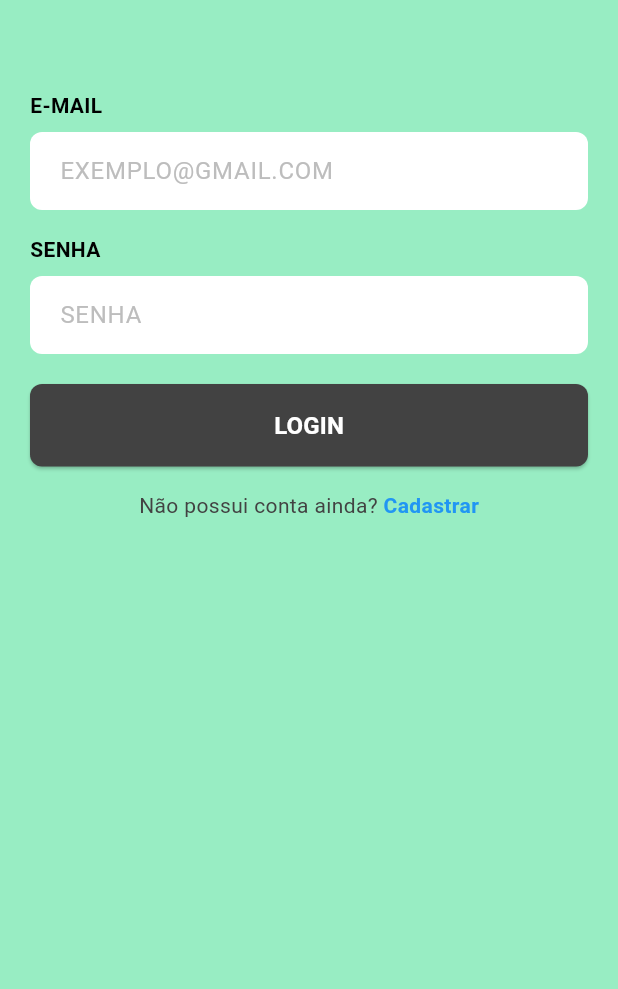
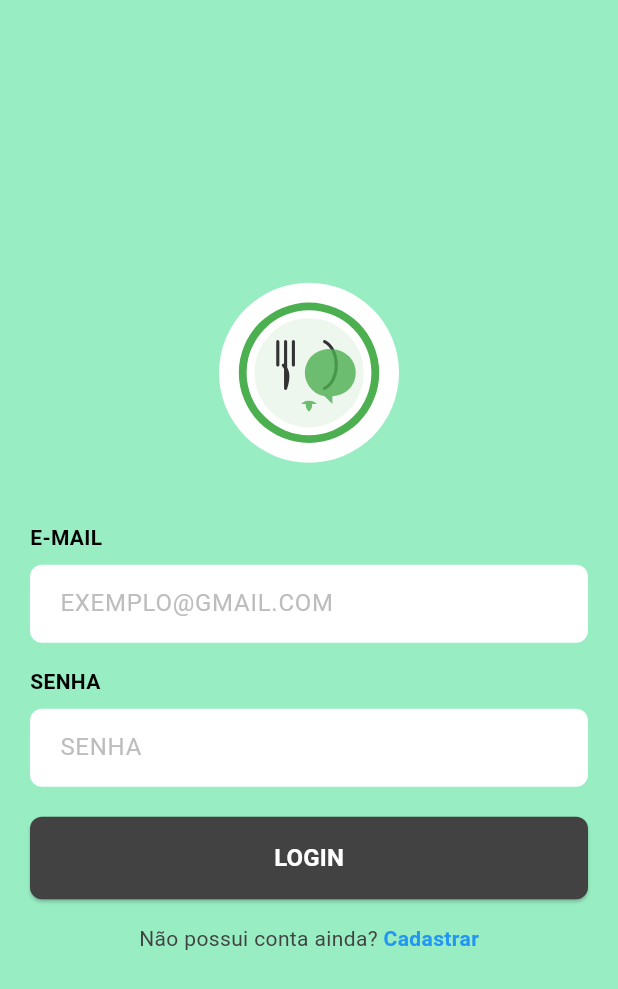
Before and after one commit to Turzzzin/app_nutricao_flutter, a Flutter app: the screen it shows after launch, on a phone screen of 412 x 824 dp. Shown: the top 989 px of the screen. Run offline on Flutter 3.47's test engine with Material 3 defaults, Android fonts, the phone set to English and light mode, and no system bars; our stand-ins replace flutter_svg.

Commit message:
feat: Added the app logo

```diff
--- a/lib/main.dart
+++ b/lib/main.dart
@@ -1,5 +1,6 @@
 import 'package:flutter/material.dart';
-import './utils/custom_text_field.dart'; // Import the custom text field
+import 'package:flutter_svg/flutter_svg.dart';
+import './utils/custom_text_field.dart';
 
 void main() {
   runApp(MaterialApp(
@@ -21,8 +22,24 @@
         child: Padding(
           padding: const EdgeInsets.all(20.0),
           child: Column(
+            mainAxisAlignment: MainAxisAlignment.center,
             crossAxisAlignment: CrossAxisAlignment.stretch,
             children: [
+              Container(
+                width: 120,
+                height: 120,
+                decoration: const BoxDecoration(
+                  shape: BoxShape.circle,
+                  color: Colors.white,
+                ),
+                child: Padding(
+                  padding: const EdgeInsets.all(8.0),
+                  child: SvgPicture.asset(
+                    'assets/images/logo.svg',
+                    fit: BoxFit.contain,
+                  ),
+                ),
+              ),
               const SizedBox(height: 40),
               const Text(
                 'E-MAIL',
--- a/pubspec.yaml
+++ b/pubspec.yaml
@@ -28,6 +28,7 @@ environment:
 # the latest version available on pub.dev. To see which dependencies have newer
 # versions available, run `flutter pub outdated`.
 dependencies:
+  flutter_svg: ^2.0.9
   flutter:
     sdk: flutter
 
@@ -59,9 +60,8 @@ flutter:
   uses-material-design: true
 
   # To add assets to your application, add an assets section, like this:
-  # assets:
-  #   - images/a_dot_burr.jpeg
-  #   - images/a_dot_ham.jpeg
+  assets:
+    - assets/images/logo.svg
 
   # An image asset can refer to one or more resolution-specific "variants", see
   # https://flutter.dev/to/resolution-aware-images
```
Also changed, not shown: assets/images/logo.svg (added), pubspec.lock.
